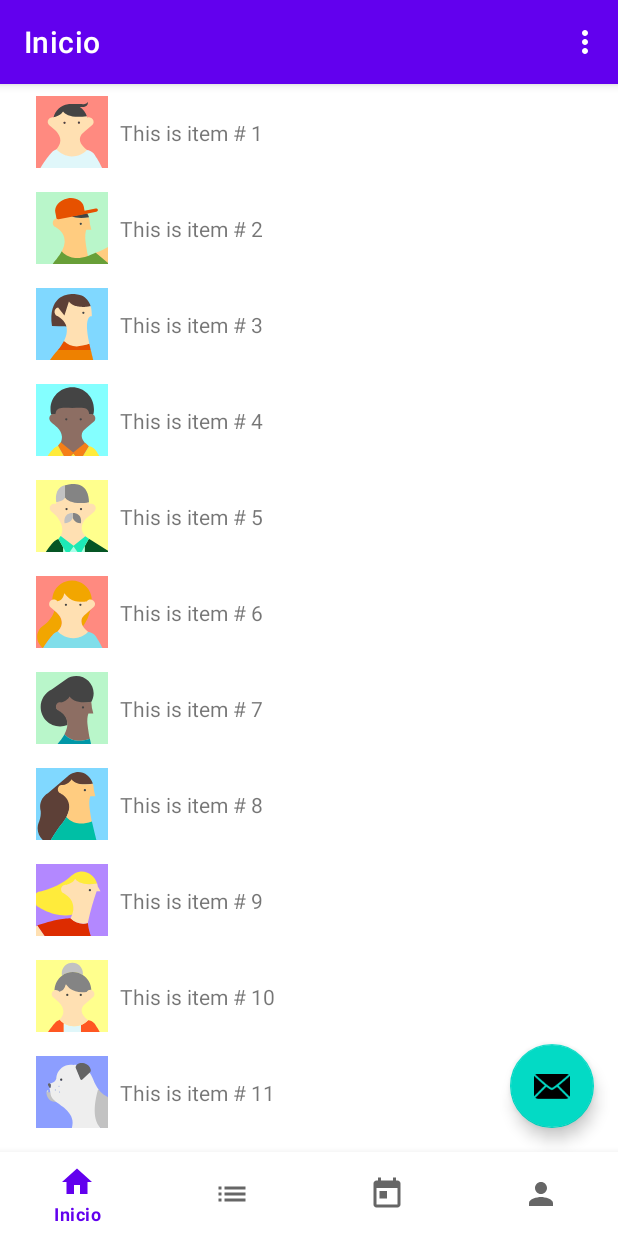
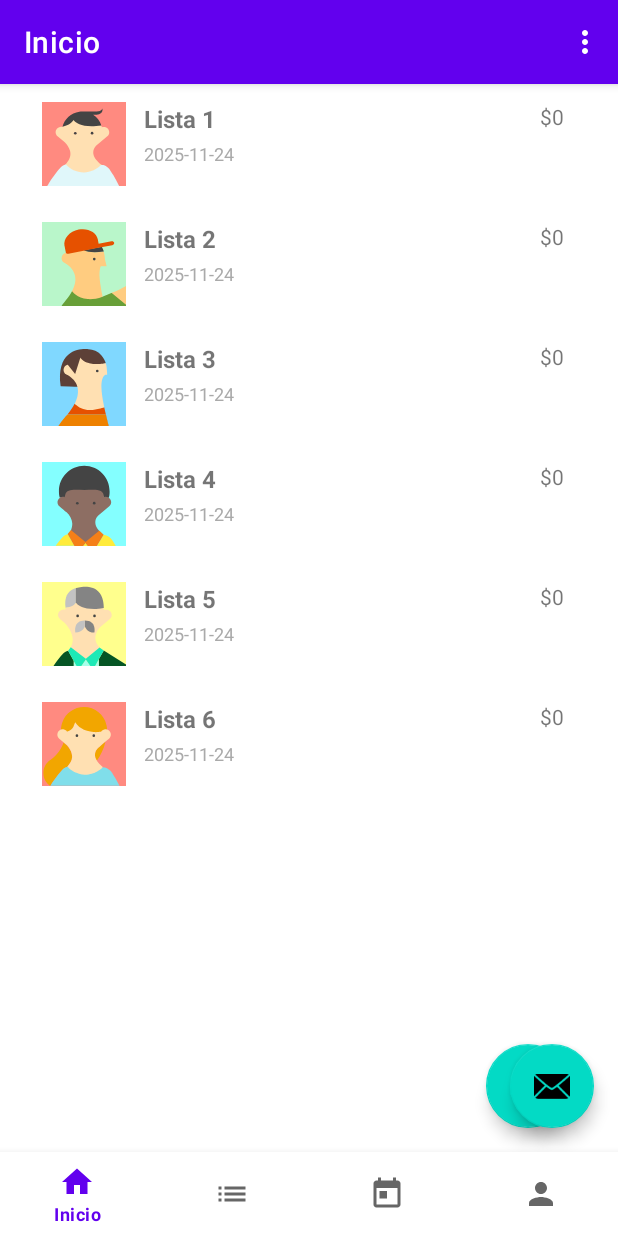
Before and after one commit to Tyrf1ng/Proyecto-Final-Kotlin, an Android app: the screen it shows after launch (MainActivity), on a phone screen of 412 x 824 dp. Run offline under Robolectric (Android 15) with nearby library versions, the phone set to English and light mode, and no system bars; our stand-ins replace navigation-ui; 1 statement that could not run was skipped.

Commit message:
ADD Logica de Recycleview Listas boton de agregacion para listas(Agregar logica DAO para mantener la informacion)

```diff
--- a/app/src/main/java/com/example/shoptimize/ui/transform/TransformFragment.kt
+++ b/app/src/main/java/com/example/shoptimize/ui/transform/TransformFragment.kt
@@ -4,8 +4,10 @@ import android.os.Bundle
 import android.view.LayoutInflater
 import android.view.View
 import android.view.ViewGroup
+import android.app.AlertDialog
 import android.widget.ImageView
 import android.widget.TextView
+import android.widget.EditText
 import androidx.core.content.res.ResourcesCompat
 import androidx.fragment.app.Fragment
 import androidx.lifecycle.ViewModelProvider
@@ -14,20 +16,12 @@ import androidx.recyclerview.widget.ListAdapter
 import androidx.recyclerview.widget.RecyclerView
 import com.example.shoptimize.R
 import com.example.shoptimize.databinding.FragmentTransformBinding
-import com.example.shoptimize.databinding.ItemTransformBinding
+import com.example.shoptimize.databinding.ItemListaCompraBinding
 
-/**
- * Fragment that demonstrates a responsive layout pattern where the format of the content
- * transforms depending on the size of the screen. Specifically this Fragment shows items in
- * the [RecyclerView] using LinearLayoutManager in a small screen
- * and shows items using GridLayoutManager in a large screen.
- */
 class TransformFragment : Fragment() {
 
     private var _binding: FragmentTransformBinding? = null
 
-    // This property is only valid between onCreateView and
-    // onDestroyView.
     private val binding get() = _binding!!
 
     override fun onCreateView(
@@ -42,8 +36,15 @@ class TransformFragment : Fragment() {
         val recyclerView = binding.recyclerviewTransform
         val adapter = TransformAdapter()
         recyclerView.adapter = adapter
-        transformViewModel.texts.observe(viewLifecycleOwner) {
-            adapter.submitList(it)
+
+        transformViewModel.listas.observe(viewLifecycleOwner) { listas ->
+            adapter.submitList(listOfItemsFrom(listas))
+        }
+
+        binding.fabAddList?.setOnClickListener {
+            showCreateDialog { name ->
+                transformViewModel.addLista(name)
+            }
         }
         return root
     }
@@ -54,12 +55,12 @@ class TransformFragment : Fragment() {
     }
 
     class TransformAdapter :
-        ListAdapter<String, TransformViewHolder>(object : DiffUtil.ItemCallback<String>() {
+        ListAdapter<ListaItem, TransformViewHolder>(object : DiffUtil.ItemCallback<ListaItem>() {
 
-            override fun areItemsTheSame(oldItem: String, newItem: String): Boolean =
-                oldItem == newItem
+            override fun areItemsTheSame(oldItem: ListaItem, newItem: ListaItem): Boolean =
+                oldItem.id == newItem.id
 
-            override fun areContentsTheSame(oldItem: String, newItem: String): Boolean =
+            override fun areContentsTheSame(oldItem: ListaItem, newItem: ListaItem): Boolean =
                 oldItem == newItem
         }) {
 
@@ -69,36 +70,54 @@ class TransformFragment : Fragment() {
             R.drawable.avatar_3,
             R.drawable.avatar_4,
             R.drawable.avatar_5,
-            R.drawable.avatar_6,
-            R.drawable.avatar_7,
-            R.drawable.avatar_8,
-            R.drawable.avatar_9,
-            R.drawable.avatar_10,
-            R.drawable.avatar_11,
-            R.drawable.avatar_12,
-            R.drawable.avatar_13,
-            R.drawable.avatar_14,
-            R.drawable.avatar_15,
-            R.drawable.avatar_16,
+            R.drawable.avatar_6
         )
 
         override fun onCreateViewHolder(parent: ViewGroup, viewType: Int): TransformViewHolder {
-            val binding = ItemTransformBinding.inflate(LayoutInflater.from(parent.context))
-            return TransformViewHolder(binding)
+            val view = LayoutInflater.from(parent.context).inflate(R.layout.item_lista_compra, parent, false)
+            return TransformViewHolder(ItemListaCompraBinding.bind(view))
         }
 
         override fun onBindViewHolder(holder: TransformViewHolder, position: Int) {
-            holder.textView.text = getItem(position)
+            val item = getItem(position)
+            holder.textView.text = item.nombre
+            holder.textView.isSelected = true
+            holder.textFecha.text = item.fecha
+            holder.textTotal.text = "\$${item.total}"
+            val drawable = drawables[position % drawables.size]
             holder.imageView.setImageDrawable(
-                ResourcesCompat.getDrawable(holder.imageView.resources, drawables[position], null)
+                ResourcesCompat.getDrawable(holder.imageView.resources, drawable, null)
             )
         }
     }
 
-    class TransformViewHolder(binding: ItemTransformBinding) :
+    class TransformViewHolder(binding: ItemListaCompraBinding) :
         RecyclerView.ViewHolder(binding.root) {
 
-        val imageView: ImageView = binding.imageViewItemTransform
-        val textView: TextView = binding.textViewItemTransform
+        val imageView: ImageView = binding.imageItem
+        val textView: TextView = binding.textNombre
+        val textFecha: TextView = binding.textFecha
+        val textTotal: TextView = binding.textTotal
     }
+
+    private fun listOfItemsFrom(listas: List<com.example.shoptimize.data.ListaDeCompra>): List<ListaItem> {
+        return listas.mapIndexed { index, l ->
+            ListaItem(id = index.toLong(), nombre = l.nombre, total = l.calculateTotal(), fecha = l.fecha)
+        }
+    }
+
+    private fun showCreateDialog(onCreate: (String) -> Unit) {
+        val edit = EditText(requireContext())
+        AlertDialog.Builder(requireContext())
+            .setTitle("Nueva lista")
+            .setView(edit)
+            .setPositiveButton("Crear") { _, _ ->
+                val name = edit.text.toString().ifBlank { "Nueva lista" }
+                onCreate(name)
+            }
+            .setNegativeButton("Cancelar", null)
+            .show()
+    }
+
+    data class ListaItem(val id: Long, val nombre: String, val total: Int, val fecha: String)
 }
--- a/app/src/main/java/com/example/shoptimize/ui/transform/TransformViewModel.kt
+++ b/app/src/main/java/com/example/shoptimize/ui/transform/TransformViewModel.kt
@@ -3,14 +3,35 @@ package com.example.shoptimize.ui.transform
 import androidx.lifecycle.LiveData
 import androidx.lifecycle.MutableLiveData
 import androidx.lifecycle.ViewModel
+import com.example.shoptimize.data.ListaDeCompra
+import java.text.SimpleDateFormat
+import java.util.Date
+import java.util.Locale
 
 class TransformViewModel : ViewModel() {
 
-    private val _texts = MutableLiveData<List<String>>().apply {
-        value = (1..16).mapIndexed { _, i ->
-            "This is item # $i"
+    private val _listas = MutableLiveData<MutableList<ListaDeCompra>>().apply {
+        value = mutableListOf<ListaDeCompra>().also { list ->
+            val fmt = SimpleDateFormat("yyyy-MM-dd", Locale.getDefault())
+            repeat(6) { i ->
+                list.add(
+                    ListaDeCompra(
+                        nombre = "Lista ${i + 1}",
+                        total = (i + 1) * 100,
+                        fecha = fmt.format(Date())
+                    )
+                )
+            }
         }
     }
 
-    val texts: LiveData<List<String>> = _texts
+    val listas: LiveData<MutableList<ListaDeCompra>> = _listas
+
+    fun addLista(nombre: String) {
+        val fmt = SimpleDateFormat("yyyy-MM-dd", Locale.getDefault())
+        val nueva = ListaDeCompra(nombre = nombre, fecha = fmt.format(Date()))
+        val current = _listas.value ?: mutableListOf()
+        current.add(0, nueva)
+        _listas.value = current
+    }
 }
--- /dev/null
+++ b/app/src/main/res/drawable/ic_add.xml
@@ -0,0 +1,10 @@
+<?xml version="1.0" encoding="utf-8"?>
+<vector xmlns:android="http://schemas.android.com/apk/res/android"
+    android:width="24dp"
+    android:height="24dp"
+    android:viewportWidth="24"
+    android:viewportHeight="24">
+    <path
+        android:fillColor="#FFFFFF"
+        android:pathData="M19,13h-6v6h-2v-6H5v-2h6V5h2v6h6v2z"/>
+</vector>
--- a/app/src/main/res/layout-w600dp/fragment_transform.xml
+++ b/app/src/main/res/layout-w600dp/fragment_transform.xml
@@ -1,10 +1,30 @@
 <?xml version="1.0" encoding="utf-8"?>
-<androidx.recyclerview.widget.RecyclerView xmlns:android="http://schemas.android.com/apk/res/android"
+<androidx.constraintlayout.widget.ConstraintLayout xmlns:android="http://schemas.android.com/apk/res/android"
     xmlns:app="http://schemas.android.com/apk/res-auto"
     xmlns:tools="http://schemas.android.com/tools"
-    android:id="@+id/recyclerview_transform"
     android:layout_width="match_parent"
     android:layout_height="match_parent"
-    app:layoutManager="GridLayoutManager"
-    app:spanCount="4"
-    tools:context=".ui.transform.TransformFragment" />
+    tools:context=".ui.transform.TransformFragment">
+
+    <androidx.recyclerview.widget.RecyclerView
+        android:id="@+id/recyclerview_transform"
+        android:layout_width="0dp"
+        android:layout_height="0dp"
+        app:layoutManager="GridLayoutManager"
+        app:spanCount="4"
+        app:layout_constraintTop_toTopOf="parent"
+        app:layout_constraintBottom_toBottomOf="parent"
+        app:layout_constraintStart_toStartOf="parent"
+        app:layout_constraintEnd_toEndOf="parent" />
+
+    <com.google.android.material.floatingactionbutton.FloatingActionButton
+        android:id="@+id/fab_add_list"
+        android:layout_width="wrap_content"
+        android:layout_height="wrap_content"
+        android:contentDescription="Agregar lista"
+        app:srcCompat="@drawable/ic_add"
+        app:layout_constraintBottom_toBottomOf="parent"
+        app:layout_constraintEnd_toEndOf="parent"
+        android:layout_margin="16dp" />
+
+</androidx.constraintlayout.widget.ConstraintLayout>
--- a/app/src/main/res/layout/fragment_transform.xml
+++ b/app/src/main/res/layout/fragment_transform.xml
@@ -1,9 +1,29 @@
 <?xml version="1.0" encoding="utf-8"?>
-<androidx.recyclerview.widget.RecyclerView xmlns:android="http://schemas.android.com/apk/res/android"
+<androidx.constraintlayout.widget.ConstraintLayout xmlns:android="http://schemas.android.com/apk/res/android"
     xmlns:app="http://schemas.android.com/apk/res-auto"
     xmlns:tools="http://schemas.android.com/tools"
-    android:id="@+id/recyclerview_transform"
     android:layout_width="match_parent"
     android:layout_height="match_parent"
-    app:layoutManager="LinearLayoutManager"
-    tools:context=".ui.transform.TransformFragment" />
+    tools:context=".ui.transform.TransformFragment">
+
+    <androidx.recyclerview.widget.RecyclerView
+        android:id="@+id/recyclerview_transform"
+        android:layout_width="0dp"
+        android:layout_height="0dp"
+        app:layoutManager="LinearLayoutManager"
+        app:layout_constraintTop_toTopOf="parent"
+        app:layout_constraintBottom_toBottomOf="parent"
+        app:layout_constraintStart_toStartOf="parent"
+        app:layout_constraintEnd_toEndOf="parent" />
+
+    <com.google.android.material.floatingactionbutton.FloatingActionButton
+        android:id="@+id/fab_add_list"
+        android:layout_width="wrap_content"
+        android:layout_height="wrap_content"
+        android:contentDescription="Agregar lista"
+        app:srcCompat="@drawable/ic_add"
+        app:layout_constraintBottom_toBottomOf="parent"
+        app:layout_constraintEnd_toEndOf="parent"
+        android:layout_margin="16dp" />
+
+</androidx.constraintlayout.widget.ConstraintLayout>
--- /dev/null
+++ b/app/src/main/res/layout/item_lista_compra.xml
@@ -0,0 +1,52 @@
+<?xml version="1.0" encoding="utf-8"?>
+<androidx.constraintlayout.widget.ConstraintLayout xmlns:android="http://schemas.android.com/apk/res/android"
+    xmlns:app="http://schemas.android.com/apk/res-auto"
+    android:layout_width="match_parent"
+    android:layout_height="wrap_content"
+    android:padding="12dp">
+
+    <ImageView
+        android:id="@+id/image_item"
+        android:layout_width="56dp"
+        android:layout_height="56dp"
+        android:contentDescription="@string/app_name"
+        app:layout_constraintStart_toStartOf="parent"
+        app:layout_constraintTop_toTopOf="parent"
+        app:layout_constraintBottom_toBottomOf="parent"
+        android:scaleType="centerCrop"
+        android:src="@drawable/avatar_1" />
+
+    <TextView
+        android:id="@+id/text_nombre"
+        android:layout_width="0dp"
+        android:layout_height="wrap_content"
+        android:textStyle="bold"
+        android:textSize="16sp"
+        app:layout_constraintStart_toEndOf="@id/image_item"
+        app:layout_constraintTop_toTopOf="@id/image_item"
+        app:layout_constraintEnd_toStartOf="@id/text_total"
+        android:layout_marginStart="12dp"
+        android:ellipsize="end"
+        android:maxLines="1" />
+
+    <TextView
+        android:id="@+id/text_total"
+        android:layout_width="wrap_content"
+        android:layout_height="wrap_content"
+        android:textSize="14sp"
+        app:layout_constraintEnd_toEndOf="parent"
+        app:layout_constraintTop_toTopOf="parent"
+        android:layout_marginEnd="8dp" />
+
+    <TextView
+        android:id="@+id/text_fecha"
+        android:layout_width="0dp"
+        android:layout_height="wrap_content"
+        android:textSize="12sp"
+        android:textColor="@android:color/darker_gray"
+        app:layout_constraintStart_toStartOf="@id/text_nombre"
+        app:layout_constraintTop_toBottomOf="@id/text_nombre"
+        app:layout_constraintEnd_toEndOf="@id/text_nombre"
+        android:layout_marginTop="4dp" />
+
+</androidx.constraintlayout.widget.ConstraintLayout>
```
